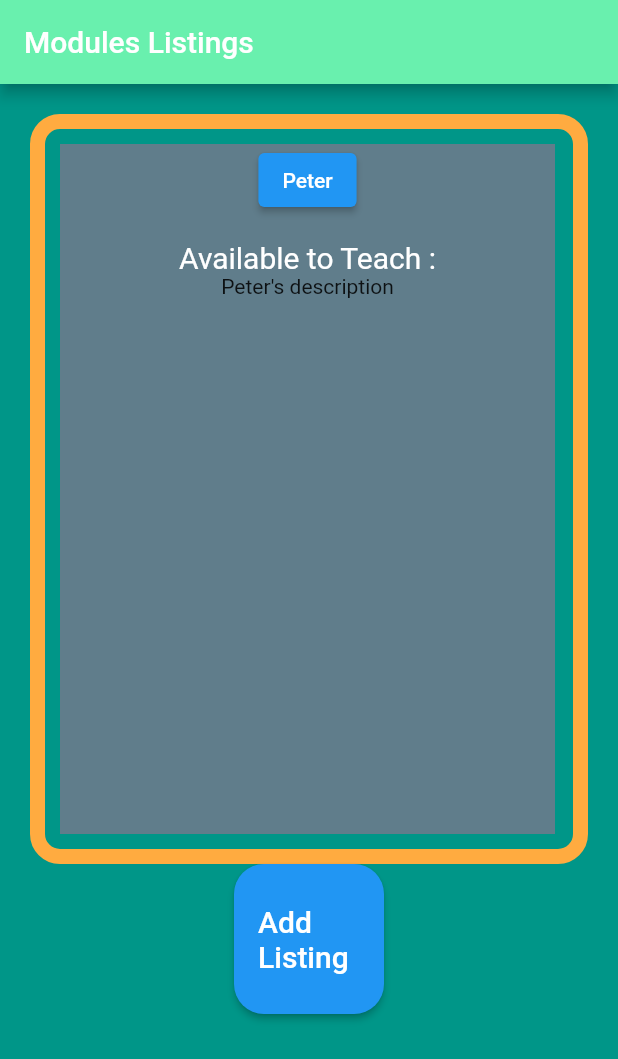
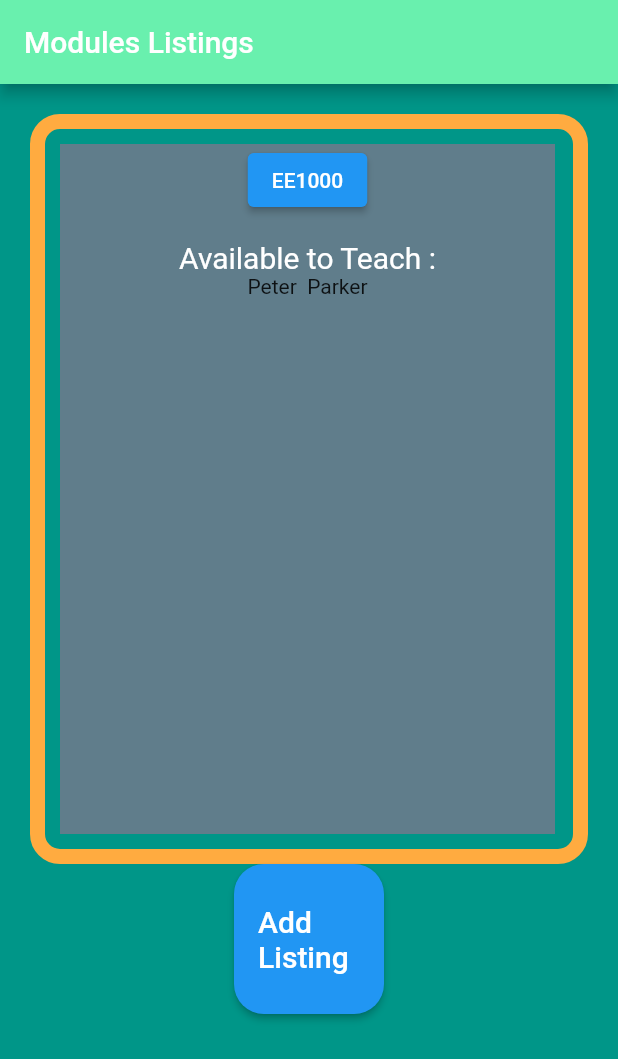
Before and after one commit to Damiencqh/DIP034, a Flutter app: the screen it shows after launch, on a phone screen of 412 x 824 dp. Shown: the top 1059 px of the screen. Run offline on Flutter 3.47's test engine with Material 2 defaults, Android fonts, the phone set to English and light mode, and no system bars.

Commit message:
Update main.dart

```diff
--- a/lib/main.dart
+++ b/lib/main.dart
@@ -19,9 +19,9 @@ class Home extends  StatefulWidget {
 }
 
 class _HomeState extends State<Home> {
-  List<String> tutName = ["Peter", "Parker", "Spid", "Derman", "Peter", "4"]; //implement database
-  List<String> description = ["error no description found","Peter's description",
-    " Parker's description","Spid's description","EE4","EE5","EE6"];
+  List<String> tutName = ["EE1000", "EE2000", "EE3000", "EE4000", "EE5000", "EE6001"]; //implement database
+  List<String> description = ["No tutor found for this mod"," Peter ",
+    " Parker "," Spid "," Tony "," Bruce "," Banner "];
   List<String> description2 = ["error no description found 2","Peter's description2",
     " Parker's description2","Spid's description2 ","EE4","EE5","EE6"];
 
@@ -35,13 +35,13 @@ class _HomeState extends State<Home> {
         ),
 
         body: Container(
-          color: Colors.teal,
+            color: Colors.teal,
             padding: EdgeInsets.all(20),
             child: Column(
                 children: [
                   //Column(
                   //  height: 50,
-                 // ),
+                  // ),
 
                   Container(
                       height: 500,
@@ -129,13 +129,19 @@ class _HomeState extends State<Home> {
     name=name;
 
     switch(name) {
-      case 'Peter':
-        return description[1];
+      case 'EE1000':
+        return description[1] + description[2];
 
-      case 'Parker':
-        return description[2];
+      case 'EE2000':
+        return description[2]+description[3];
 
-      case 'Spid':
+      case 'EE3000':
+        return description[5];
+
+      case 'EE4000':
+        return description[2]+description[5];
+
+      case 'EE5000':
         return description[3];
 
       default:
```
